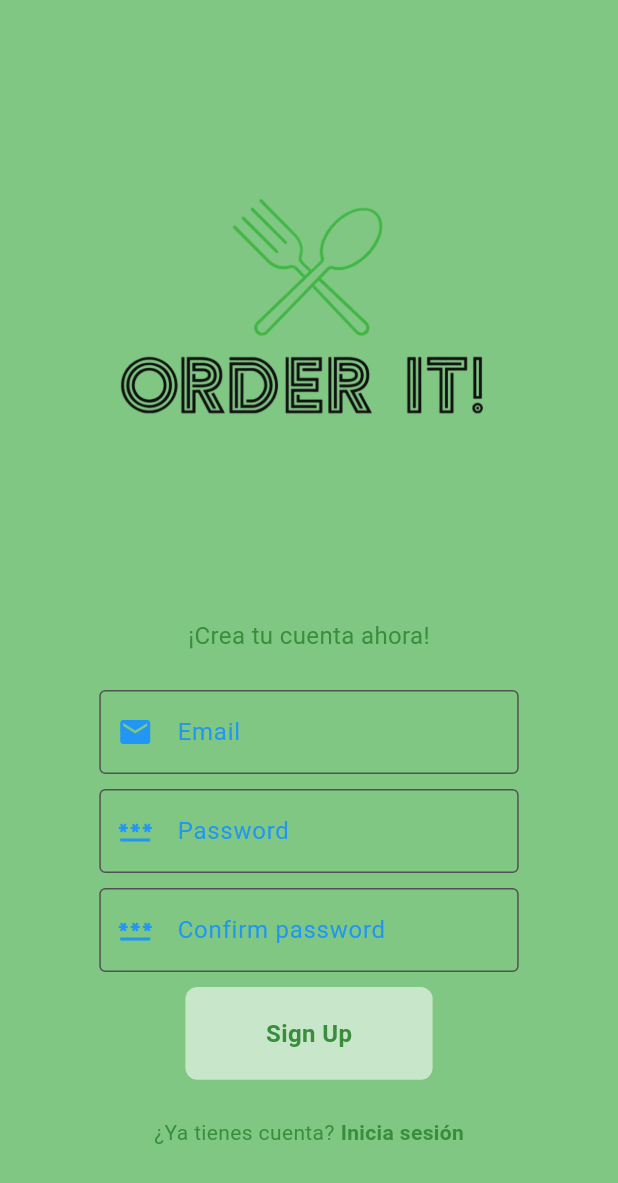
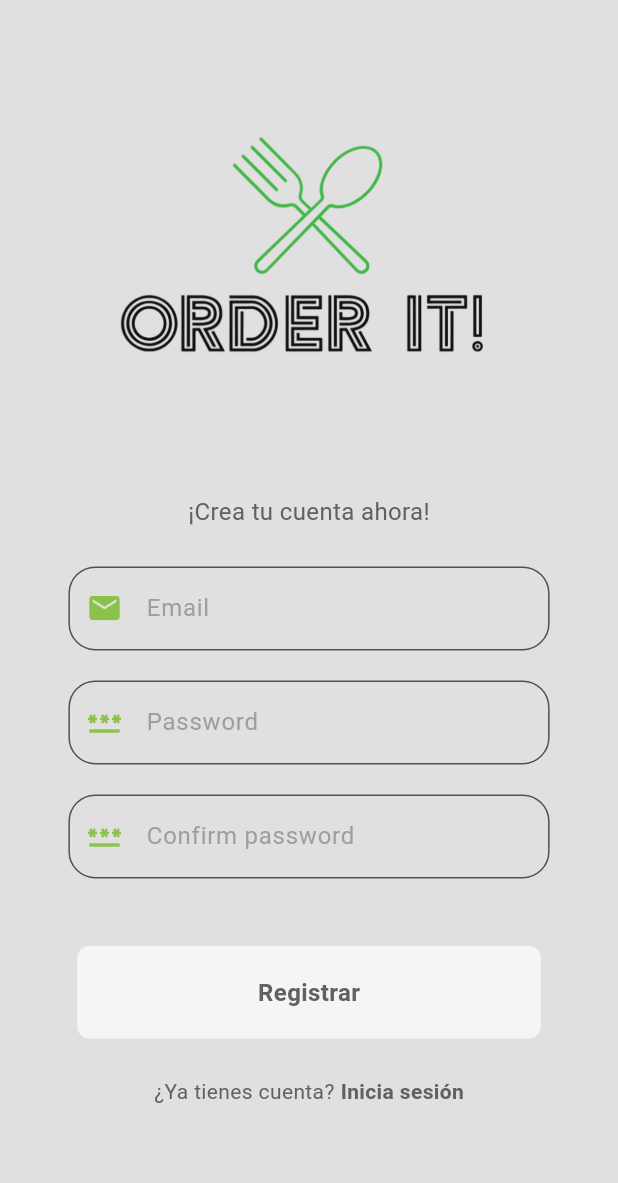
Before and after one commit to Antoniiocg7/order_it, a Flutter app: the screen it shows after launch, after a tap on "Regístrate", on a phone screen of 412 x 824 dp. Shown: the top 1183 px of the screen. Run offline on Flutter 3.47's test engine with Material 3 defaults, Android fonts, the phone set to English and light mode, and no system bars; our stand-ins replace animate_do, flutter_credit_card, supabase_flutter; accounts and stored records are empty; network calls fail.

Commit message:
Modificacion Login y Registro

```diff
--- a/lib/components/my_button.dart
+++ b/lib/components/my_button.dart
@@ -16,7 +16,7 @@ class MyButton extends StatelessWidget {
       onTap: onTap,
       child: Container(
         height: size.height * 0.075,
-        width: size.width * 0.4,
+        width: size.width * 0.75,
         /*padding: const EdgeInsets.all(25),
         margin: const EdgeInsets.symmetric(horizontal: 25),*/
         decoration: BoxDecoration(
--- a/lib/components/my_textfield.dart
+++ b/lib/components/my_textfield.dart
@@ -1,4 +1,6 @@
 import 'package:flutter/material.dart';
+import 'package:flutter/rendering.dart';
+import 'package:flutter/widgets.dart';
 
 class MyTextField extends StatefulWidget {
 
@@ -31,7 +33,7 @@ class _MyTextFieldState extends State<MyTextField> {
     final size = MediaQuery.of(context).size;
 
     return SizedBox(
-      width: size.width * 0.8,
+      width: size.width * 0.9,
       child: Padding(
         padding: const EdgeInsets.symmetric(horizontal: 25),
         child: Column(
@@ -42,19 +44,22 @@ class _MyTextFieldState extends State<MyTextField> {
               obscureText: widget.obscureText,
               decoration: InputDecoration(
                 border: OutlineInputBorder(
-                  borderSide: BorderSide(color: Colors.indigo.withOpacity(0.3))
+                  borderSide: BorderSide(color: Colors.indigo.withOpacity(0.3)),
                 ),
-                enabledBorder: const OutlineInputBorder(
-                  borderSide: BorderSide(color: Color.fromARGB(255, 82, 81, 81)),
+                enabledBorder: OutlineInputBorder(
+                  borderSide: const BorderSide(color: Color.fromARGB(255, 82, 81, 81)),
+                  borderRadius: BorderRadius.circular(18)
                 ),
-                focusedBorder: const OutlineInputBorder(
-                  borderSide: BorderSide( color: Colors.blue)
+                focusedBorder: OutlineInputBorder(
+                  borderSide: const BorderSide( color: Colors.grey),
+                  borderRadius: BorderRadius.circular(18)
+
                 ),
                 hintText: _showHint ? widget.hintText : null,
-                hintStyle: const TextStyle(color: Colors.blue),
+                hintStyle: const TextStyle(color: Colors.grey),
                 labelText: widget.labelText,
-                labelStyle: const TextStyle(color: Colors.blue),
-                prefixIcon: widget.icon != null ? Icon(widget.icon, color: Colors.blue) : null
+                labelStyle: const TextStyle(color: Colors.grey),
+                prefixIcon: widget.icon != null ? Icon(widget.icon, color: Colors.lightGreen) : null
               ),
               onTap: () {
                 setState(() {
--- a/lib/pages/login_page.dart
+++ b/lib/pages/login_page.dart
@@ -3,7 +3,6 @@ import 'package:flutter/material.dart';
 import 'package:order_it/components/my_button.dart';
 import 'package:order_it/components/my_textfield.dart';
 import 'package:order_it/controllers/auth/login_controller.dart';
-import 'package:order_it/pages/first_page.dart';
 
 class LoginPage extends StatefulWidget {
 
@@ -45,7 +44,7 @@ class _LoginPageState extends State<LoginPage> {
                 ),
               ),
 
-              const SizedBox(height: 90),
+              const SizedBox(height: 0),
 
               // EMAIL TEXTFIELD
               FadeInRight(
@@ -59,7 +58,7 @@ class _LoginPageState extends State<LoginPage> {
                 ),
               ),
 
-              const SizedBox(height: 10,),
+              const SizedBox(height: 20,),
 
               //PASSWORD TEXTFIELD
               FadeInLeft(
@@ -73,7 +72,7 @@ class _LoginPageState extends State<LoginPage> {
                 ),
               ),
 
-              const SizedBox(height: 10,),
+              const SizedBox(height: 50,),
 
               //SIGN IN BUTTON
               FadeInUp(
--- a/lib/pages/register_page.dart
+++ b/lib/pages/register_page.dart
@@ -35,7 +35,7 @@ class RegisterPage extends StatelessWidget {
                 child: Image.asset(
                   'lib/images/application/Logo.png',
                   width: size.width * 1.2,
-                  height: size.height * 0.5,
+                  height: size.height * 0.4,
                 ),
               ),
 
@@ -67,7 +67,7 @@ class RegisterPage extends StatelessWidget {
                 ),
               ),
 
-              const SizedBox(height: 10,),
+              const SizedBox(height: 20,),
 
               //PASSWORD TEXTFIELD
               FadeInLeft(
@@ -81,7 +81,7 @@ class RegisterPage extends StatelessWidget {
                 ),
               ),
 
-              const SizedBox(height: 10,),
+              const SizedBox(height: 20,),
 
               //CONFIRM PASSWORD TEXTFIELD
               FadeInRight(
@@ -95,13 +95,13 @@ class RegisterPage extends StatelessWidget {
                 ),
               ),
 
-              const SizedBox(height: 10,),
+              const SizedBox(height: 45,),
 
               //SIGN Up BUTTON
               FadeInUp(
                 duration: const Duration( seconds: 1),
                 child: MyButton(
-                  text: "Sign Up",
+                  text: "Registrar",
                   onTap: () {
                     registerController.register(emailController.text, passwordController.text);
                   },
--- a/lib/themes/light_theme.dart
+++ b/lib/themes/light_theme.dart
@@ -1,19 +1,19 @@
 import 'package:flutter/material.dart';
 
 ThemeData lightMode = ThemeData(
-  colorScheme: ColorScheme.light(
+  /*colorScheme: ColorScheme.light(
     background: Colors.green.shade300,
     primary: Colors.green.shade500,
     secondary: Colors.green.shade100,
     tertiary: Colors.white,
     inversePrimary: Colors.green.shade700
-  )
+  )*/
 
-  /*colorScheme: ColorScheme.light(
+  colorScheme: ColorScheme.light(
     background: Colors.grey.shade300,
     primary: Colors.grey.shade500,
     secondary: Colors.grey.shade100,
     tertiary: Colors.white,
     inversePrimary: Colors.grey.shade700
-  )*/
+  )
 );
```
Also changed, not shown: 3 other files.
